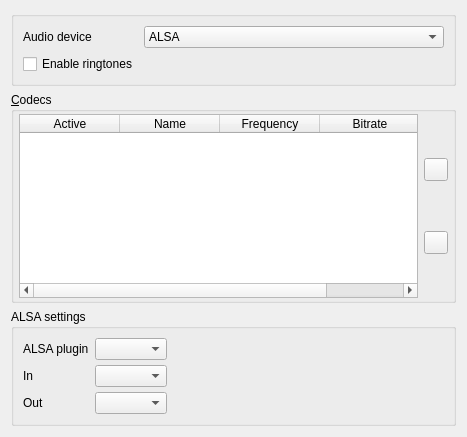
Above: src/conf/dlgaudiobase.ui from KDE/ring-kde before the change. Below: the same form after it.
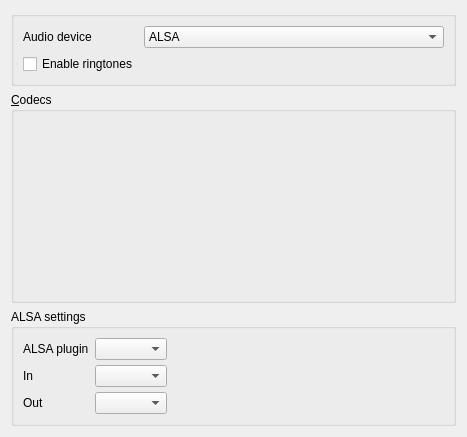
That is the form after the change. Custom widgets are drawn as their Qt base class.

```diff
--- a/src/conf/dlgaudiobase.ui
+++ b/src/conf/dlgaudiobase.ui
@@ -95,87 +95,7 @@
        <number>2</number>
       </property>
       <item>
-       <widget class="QTableWidget" name="tableWidget_codecs">
-        <property name="sizePolicy">
-         <sizepolicy hsizetype="Expanding" vsizetype="Expanding">
-          <horstretch>0</horstretch>
-          <verstretch>0</verstretch>
-         </sizepolicy>
-        </property>
-        <property name="minimumSize">
-         <size>
-          <width>0</width>
-          <height>100</height>
-         </size>
-        </property>
-        <property name="frameShape">
-         <enum>QFrame::StyledPanel</enum>
-        </property>
-        <property name="frameShadow">
-         <enum>QFrame::Sunken</enum>
-        </property>
-        <property name="verticalScrollBarPolicy">
-         <enum>Qt::ScrollBarAsNeeded</enum>
-        </property>
-        <property name="textElideMode">
-         <enum>Qt::ElideRight</enum>
-        </property>
-        <property name="verticalScrollMode">
-         <enum>QAbstractItemView::ScrollPerPixel</enum>
-        </property>
-        <property name="horizontalScrollMode">
-         <enum>QAbstractItemView::ScrollPerPixel</enum>
-        </property>
-        <column>
-         <property name="text">
-          <string>Active</string>
-         </property>
-        </column>
-        <column>
-         <property name="text">
-          <string>Name</string>
-         </property>
-        </column>
-        <column>
-         <property name="text">
-          <string>Frequency</string>
-         </property>
-        </column>
-        <column>
-         <property name="text">
-          <string>Bitrate</string>
-         </property>
-        </column>
-        <column>
-         <property name="text">
-          <string>Bandwidth</string>
-         </property>
-        </column>
-       </widget>
-      </item>
-      <item>
-       <layout class="QVBoxLayout" name="verticalLayout_codecsOrder">
-        <property name="leftMargin">
-         <number>0</number>
-        </property>
-        <property name="rightMargin">
-         <number>0</number>
-        </property>
-        <item>
-         <widget class="QToolButton" name="toolButton_codecUp">
-          <property name="text">
-           <string/>
-          </property>
-         </widget>
-        </item>
-        <item>
-         <widget class="QToolButton" name="toolButton_codecDown">
-          <property name="text">
-           <string/>
-          </property>
-         </widget>
-        </item>
-       </layout>
+       <widget class="SortableCodecListWidget" name="sortableCodecList" native="true"/>
       </item>
      </layout>
     </widget>
@@ -311,6 +231,12 @@
    <extends>QFrame</extends>
    <header>kurlrequester.h</header>
   </customwidget>
+  <customwidget>
+   <class>SortableCodecListWidget</class>
+   <extends>QWidget</extends>
+   <header>SortableCodecListWidget.h</header>
+   <container>1</container>
+  </customwidget>
  </customwidgets>
  <resources/>
  <connections>
```
